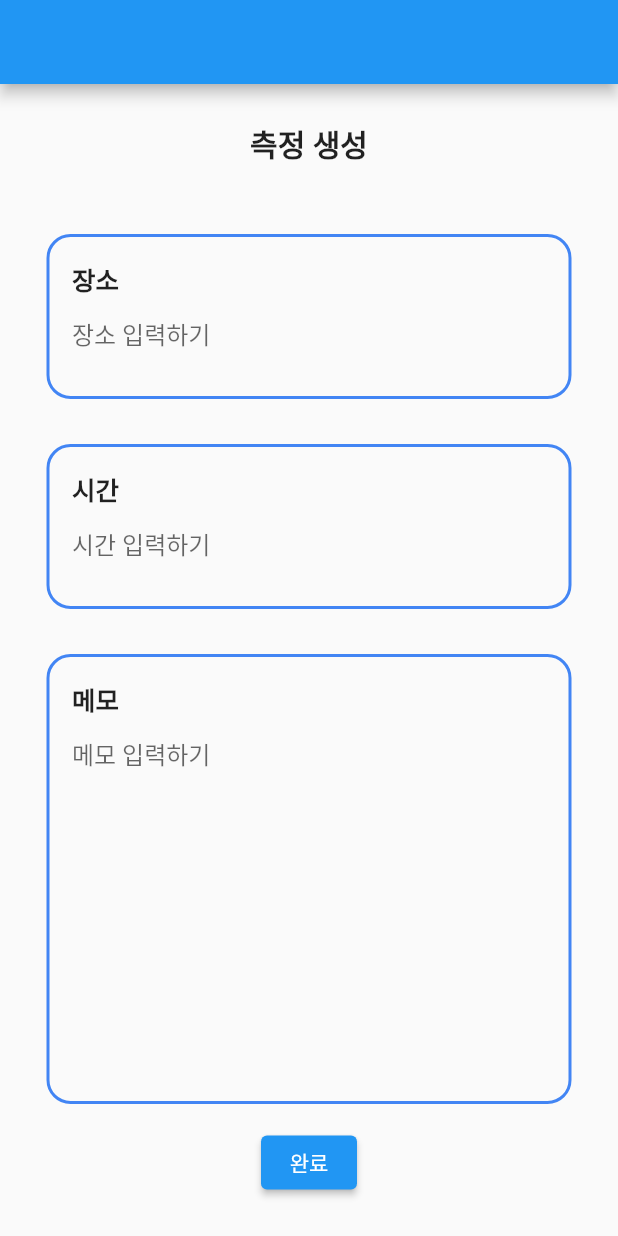
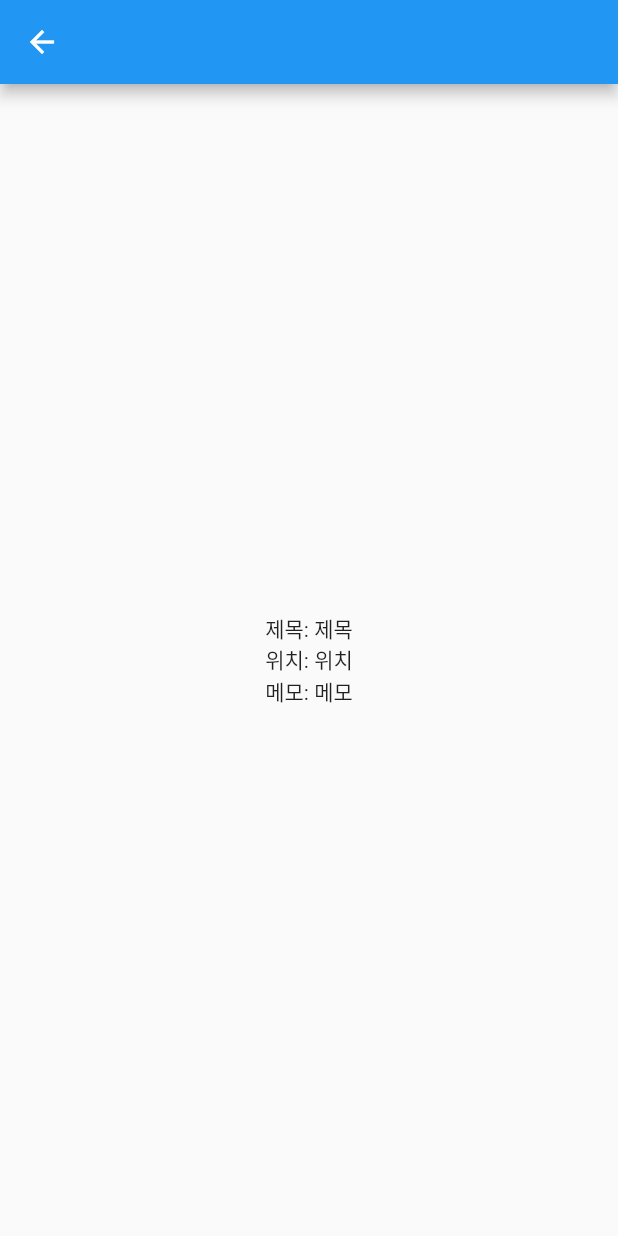
Before and after one commit to dsc-sookmyung/2023-DomiSol-SolutionChallenge, a Flutter app: the GenerateScreen screen opened directly, after a tap on "완료", on a phone screen of 412 x 824 dp. Run offline on Flutter 3.47's test engine with Material 2 defaults, Android fonts, the phone set to English and light mode, and no system bars.

Commit message:
Refactor: generate screen

```diff
--- a/flutter_/lib/main.dart
+++ b/flutter_/lib/main.dart
@@ -1,5 +1,5 @@
 import 'package:flutter/material.dart';
-import 'package:flutter_/screens/generate_screen.dart';
+import 'package:flutter_/screens/tmp.dart';
 
 void main() {
   runApp(const MyApp());
@@ -7,7 +7,6 @@ void main() {
 
 class MyApp extends StatelessWidget {
   const MyApp({super.key});
-
   // This widget is the root of your application.
   @override
   Widget build(BuildContext context) {
@@ -18,7 +17,7 @@ class MyApp extends StatelessWidget {
         primarySwatch: Color(0xff4285F4),
       ),
       */
-      home: GenerateScreen()
+      home: Tmp()
     );
   }
 }
--- a/flutter_/lib/screens/generate_screen.dart
+++ b/flutter_/lib/screens/generate_screen.dart
@@ -1,4 +1,5 @@
 import 'package:flutter/material.dart';
+import 'package:flutter_/screens/record_screen.dart';
 
 class GenerateScreen extends StatelessWidget {
   @override
@@ -9,38 +10,43 @@ class GenerateScreen extends StatelessWidget {
           child: Column(mainAxisAlignment: MainAxisAlignment.center, children: [
             Container(
               child: Text(
-                '측정 생성',
+                '새로운 녹음',
                 style: TextStyle(
                   fontWeight: FontWeight.bold,
                   fontSize: 20,
                 ),
               ),
-              margin: EdgeInsets.fromLTRB(0, 0, 0, 30),
+              margin: EdgeInsets.only(bottom: 30),
             ),
-            Column(children: <Widget>[
-              SettingBox(title: '장소', height: 110, context: 'context'),
-              SettingBox(title: '시간', height: 110, context: 'context'),
-              SettingBox(title: '메모', height: 300, context: 'context')
-            ]),
-            ElevatedButton(onPressed: () {}, child: Text('완료')),
+            SettingBox(txt: '제목'),
+            SettingBox(txt: '위치'),
+            SettingBox(txt: '메모'),
+            ElevatedButton(
+                onPressed: () {
+                  Navigator.of(context).push(MaterialPageRoute(
+                      builder: (BuildContext context) => RecordScreen(
+                        title: '제목',
+                        location: '위치',
+                        memo: '메모',
+                      )));
+                },
+                child: Text('완료')),
           ]),
         ));
   }
 }
 
 class SettingBox extends StatelessWidget {
-  final String title;
-  final double height;
-  final String context;
-  SettingBox(
-      {required this.title, required this.height, required this.context});
+  final String txt;
+  SettingBox({required this.txt});
+
   @override
   Widget build(BuildContext context) {
     return Container(
         width: 350,
-        height: height,
-        margin: const EdgeInsets.all(15.0),
-        padding: const EdgeInsets.all(15.0),
+        height: txt == '메모' ? 300 : 60,
+        margin: const EdgeInsets.all(13.0),
+        padding: const EdgeInsets.only(left: 15, top: 3),
         decoration: BoxDecoration(
             borderRadius: BorderRadius.circular(16.0),
             border: Border.all(
@@ -48,21 +54,30 @@ class SettingBox extends StatelessWidget {
         //child: Text(title),
         child: Column(
           crossAxisAlignment: CrossAxisAlignment.start,
-          children: [
-            Text(
-              title,
-              style: TextStyle(
-                fontWeight: FontWeight.bold,
-                fontSize: 17,
-              ),
-            ),
-            TextField(
-              decoration: InputDecoration(
-                border: InputBorder.none,
-                hintText: '$title 입력하기',
-              ),
-            )
-          ],
+          children: [StringInput(txt: txt)],
         ));
   }
 }
+class StringInput extends StatelessWidget {
+  final String txt;
+  StringInput({required this.txt});
+
+  @override
+  Widget build(BuildContext context) {
+    String input = "";
+    return Container(
+      child: TextField(
+        keyboardType: TextInputType.multiline,
+        maxLines: 14,
+        minLines: 1,
+        onChanged: (value) {
+          input = value;
+        },
+        decoration: InputDecoration(
+          border: InputBorder.none,
+          hintText: '$txt',
+        ),
+      ),
+    );
+  }
+}
--- /dev/null
+++ b/flutter_/lib/screens/record_screen.dart
@@ -0,0 +1,28 @@
+import 'package:flutter/material.dart';
+
+class RecordScreen extends StatelessWidget {
+  final String title;
+  final String location;
+  final String memo;
+  RecordScreen(
+      {required this.title,
+      required this.location,
+      required this.memo});
+
+  @override
+  Widget build(BuildContext context) {
+    return Scaffold(
+      appBar: AppBar(),
+      body: Center(
+        child: Column(
+          mainAxisAlignment: MainAxisAlignment.center,
+          children: [
+            Text('제목: $title'),
+            Text('위치: $location'),
+            Text('메모: $memo')
+          ],
+        ),
+      ),
+    );
+  }
+}
--- /dev/null
+++ b/flutter_/lib/screens/tmp.dart
@@ -0,0 +1,24 @@
+import 'package:flutter/material.dart';
+import 'package:flutter_/screens/generate_screen.dart';
+
+class Tmp extends StatelessWidget {
+  @override
+  Widget build(BuildContext context) {
+    return Scaffold(
+      appBar: AppBar(),
+      body: Center(
+        child: Column(
+          mainAxisAlignment: MainAxisAlignment.center,
+          children: [
+            ElevatedButton(
+                onPressed: () {
+                  Navigator.of(context).push(MaterialPageRoute(
+                      builder: (BuildContext context) => GenerateScreen()));
+                },
+                child: Text('녹음하기'))
+          ],
+        ),
+      ),
+    );
+  }
+}
--- a/flutter_/pubspec.yaml
+++ b/flutter_/pubspec.yaml
@@ -35,6 +35,9 @@ dependencies:
   # The following adds the Cupertino Icons font to your application.
   # Use with the CupertinoIcons class for iOS style icons.
   cupertino_icons: ^1.0.2
+  scroll_date_picker : ^3.6.1
+  flutter_localizations:
+    sdk: flutter
 
 dev_dependencies:
   flutter_test:
```
Also changed, not shown: flutter_/pubspec.lock.
